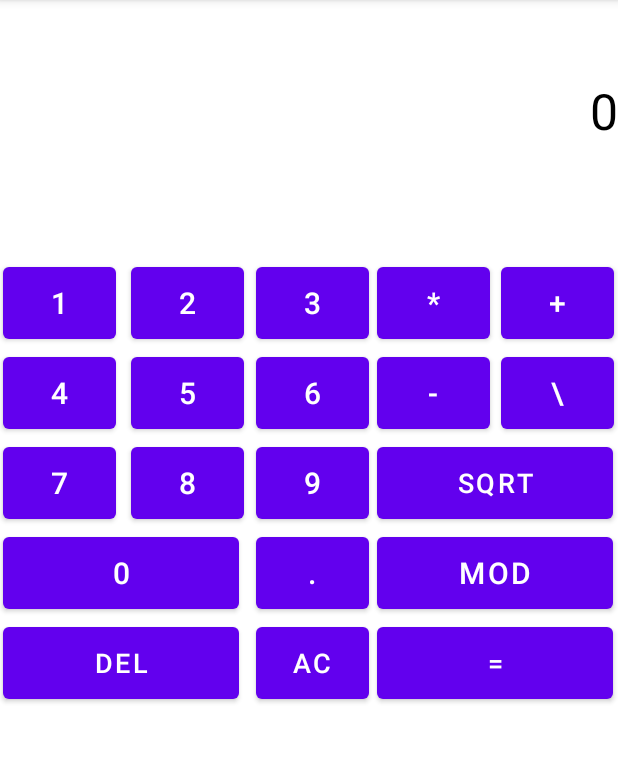
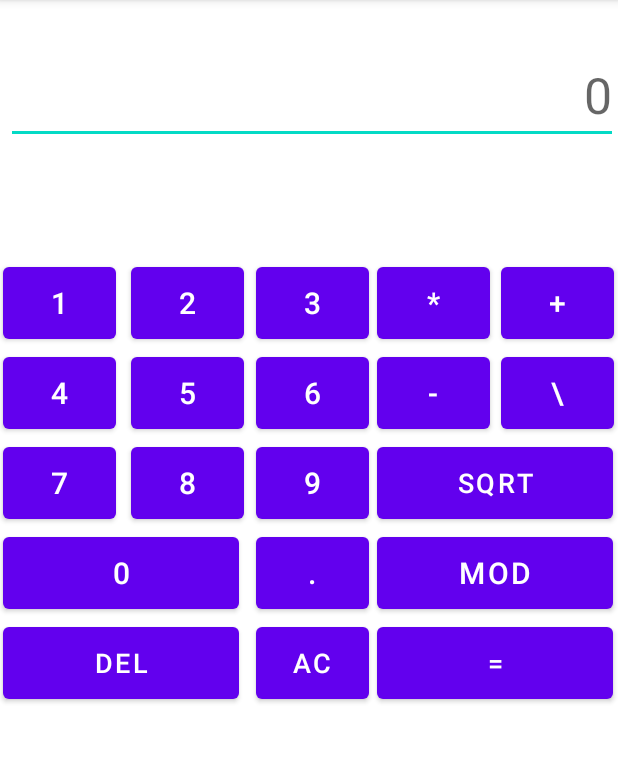
Before and after one commit to tzY15368/cs501, an Android app: the Calc2Activity screen opened directly, with no data from a screen before it, on a phone screen of 412 x 824 dp, the part 84-847 px from its top. Run offline under Robolectric (Android 15) with nearby library versions, the phone set to English and light mode, and no system bars.

Commit message:
insert EditText, support mixed keyboard and button input, according to 5 requirement (#24)
* calc2_edit_text

* update editText

* merget ac

* update ui size

```diff
--- a/app/src/main/res/layout/activity_calc2.xml
+++ b/app/src/main/res/layout/activity_calc2.xml
@@ -6,6 +6,7 @@
     android:layout_height="match_parent"
     tools:context=".assignment2.Calc2Activity">
 
+
     <TextView
         android:id="@+id/msg"
         android:layout_width="match_parent"
@@ -13,12 +14,28 @@
         android:layout_marginStart="4dp"
         android:layout_marginTop="16dp"
         android:gravity="end|bottom"
-        android:text="@string/cal2_tv_msg_default"
+
         android:textColor="#000000"
         android:textSize="33sp"
         app:layout_constraintStart_toStartOf="parent"
         app:layout_constraintTop_toTopOf="parent"
         tools:ignore="MissingConstraints" />
+
+    <EditText
+        android:id="@+id/edit_advanced"
+        android:layout_width="match_parent"
+        android:layout_height="80dp"
+        android:layout_marginStart="4dp"
+        android:layout_marginTop="16dp"
+        android:gravity="end|bottom"
+        android:textColor="#000000"
+        android:textSize="33sp"
+        android:hint="@string/cal2_tv_msg_default"
+        android:ems="10"
+        app:layout_constraintStart_toStartOf="parent"
+        app:layout_constraintTop_toTopOf="parent"
+        tools:ignore="MissingConstraints"
+        android:inputType="text" />
 
     <Button
         android:id="@+id/btn_1"
```
Also changed, not shown: app/src/main/java/com/cs501/cs501app/assignment2/Calc2Activity.kt (+37 -40 lines), app/src/main/res/layout/activity_calc2_land.xml (+18 -1 lines).
